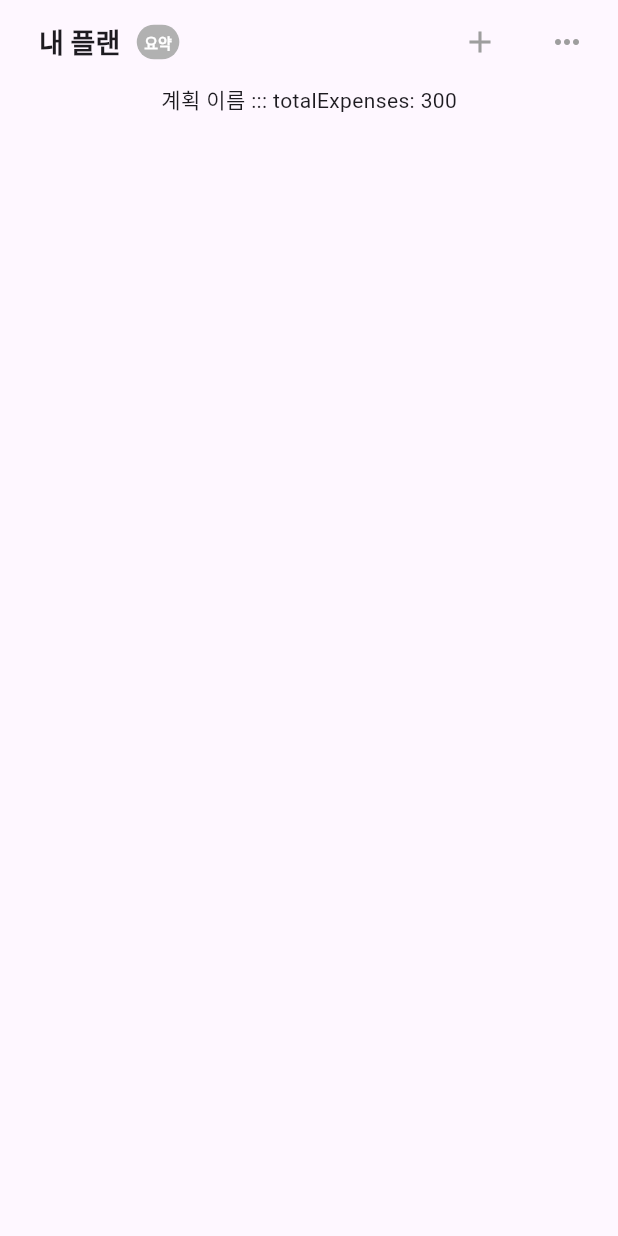
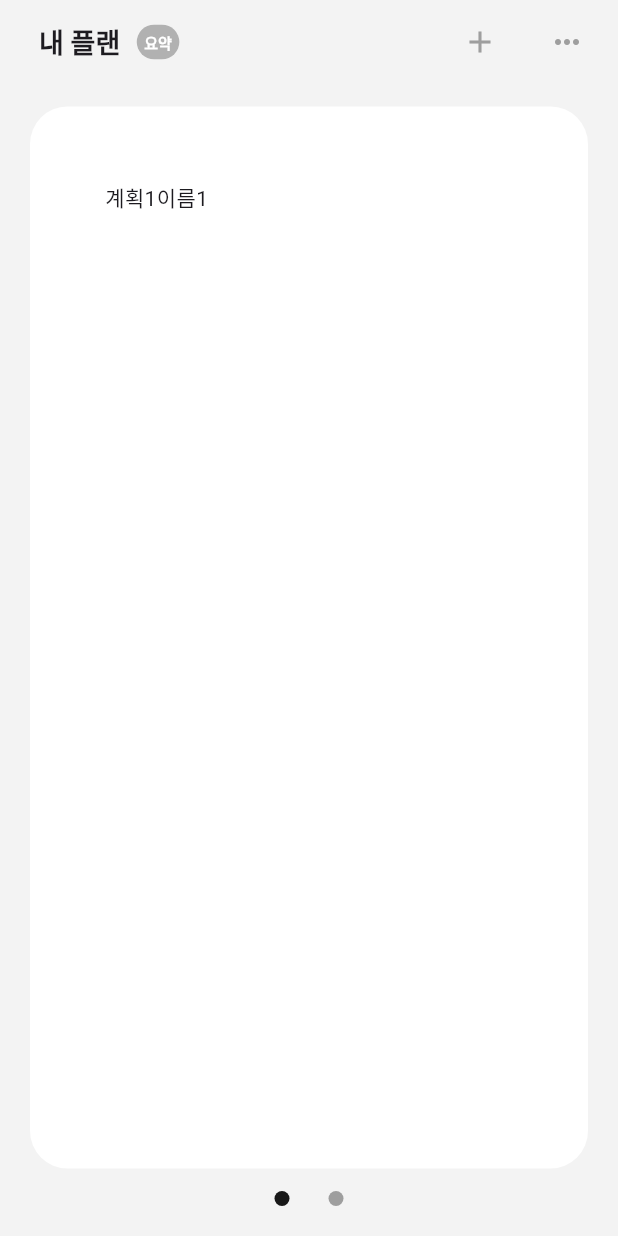
Before and after one commit to flutter-fantastic-crew/sconCloneCoding, a Flutter app: the screen it shows after launch, on a phone screen of 412 x 824 dp. Run offline on Flutter 3.47's test engine with Material 3 defaults, Android fonts, the phone set to English and light mode, and no system bars.

Commit message:
카드뷰 리스트 추가

```diff
--- a/lib/home_page.dart
+++ b/lib/home_page.dart
@@ -7,21 +7,61 @@ class HomePage extends StatelessWidget {
   @override
   Widget build(BuildContext context) {
     return Scaffold(
+      backgroundColor: const Color(0xFFF3F3F3),
       appBar: AppbarWidget(),
-      body: Center(
+      body: SafeArea(
         child: ChangeNotifierProvider<HomePageViewModel>(
           create: (_) => HomePageViewModel(),
-          child: Consumer<HomePageViewModel>(
-              builder: (context, homePageViewModel, child) {
+          builder: (context, child) {
             return Column(
-              children: homePageViewModel.plans
-                  .map(
-                    (plan) => Text(
-                        "${plan.planName} ::: totalExpenses: ${plan.totalExpenses}"),
-                  )
-                  .toList(),
+              children: [
+                Consumer<HomePageViewModel>(
+                    builder: (context, homePageViewModel, child) {
+                  return Expanded(
+                    child: PageView.builder(
+                        onPageChanged: homePageViewModel.changePage,
+                        controller: homePageViewModel.planSliderController,
+                        itemBuilder: (context, index) {
+                          return Container(
+                            padding: const EdgeInsets.all(50),
+                            margin: const EdgeInsets.symmetric(
+                                horizontal: 20, vertical: 15),
+                            decoration: BoxDecoration(
+                              borderRadius: BorderRadius.circular(25),
+                              color: Colors.white,
+                            ),
+                            child:
+                                Text(homePageViewModel.plans[index].planName),
+                          );
+                        },
+                        itemCount: homePageViewModel.plans.length),
+                  );
+                }),
+                Container(
+                  margin: const EdgeInsets.only(bottom: 20),
+                  height: 10,
+                  child: Row(
+                    mainAxisAlignment: MainAxisAlignment.center,
+                    children: List<Widget>.generate(
+                        context.watch<HomePageViewModel>().plans.length,
+                        (index) => Padding(
+                              padding:
+                                  const EdgeInsets.symmetric(horizontal: 10),
+                              child: CircleAvatar(
+                                radius: 8,
+                                backgroundColor: context
+                                            .watch<HomePageViewModel>()
+                                            .currentPage ==
+                                        index
+                                    ? const Color(0xFF181818)
+                                    : Colors.grey,
+                              ),
+                            )),
+                  ),
+                )
+              ],
             );
-          }),
+          },
         ),
       ),
     );
--- a/lib/view_model/home_page_view_model.dart
+++ b/lib/view_model/home_page_view_model.dart
@@ -3,13 +3,37 @@ import 'package:sang/entity/plan_data_entity.dart';
 import 'package:sang/entity/plan_history_entity.dart';
 
 class HomePageViewModel with ChangeNotifier {
+  final planSliderController = PageController(initialPage: 0);
+
   final List<PlanDataEntity> _plans = [
     PlanDataEntity(
         planId: 0,
         planStartDate: DateTime.now(),
         planEndDate: DateTime.now(),
-        planMemo: "메모메모",
-        planName: "계획 이름",
+        planMemo: "메모1메모1",
+        planName: "계획1이름1",
+        planIcon: "아이콘",
+        planHistory: [
+          PlanHistoryEntity(
+            planHistoryId: 0,
+            memo: "메모메모",
+            createAt: DateTime.now(),
+            expenses: 100,
+          ),
+          PlanHistoryEntity(
+            planHistoryId: 1,
+            memo: "메모메모1",
+            createAt: DateTime.now(),
+            expenses: 200,
+          )
+        ],
+        totalPlan: 1000),
+    PlanDataEntity(
+        planId: 0,
+        planStartDate: DateTime.now(),
+        planEndDate: DateTime.now(),
+        planMemo: "메모2메모2",
+        planName: "계획2이름2",
         planIcon: "아이콘",
         planHistory: [
           PlanHistoryEntity(
@@ -29,6 +53,14 @@ class HomePageViewModel with ChangeNotifier {
   ];
   List<PlanDataEntity> get plans => _plans;
 
+  int _currentPage = 0;
+  int get currentPage => _currentPage;
+
+  void changePage(int currentPage) {
+    _currentPage = currentPage;
+    notifyListeners();
+  }
+
   void addPlan(PlanDataEntity plan) {
     _plans.add(plan);
     notifyListeners();
--- a/lib/widget/appbar_widget.dart
+++ b/lib/widget/appbar_widget.dart
@@ -5,6 +5,7 @@ import 'badge_widget.dart';
 class AppbarWidget extends AppBar {
   AppbarWidget()
       : super(
+          backgroundColor: Color(0xFFF3F3F3),
           title: Row(crossAxisAlignment: CrossAxisAlignment.center, children: [
             const SizedBox(
               width: 10,
```
